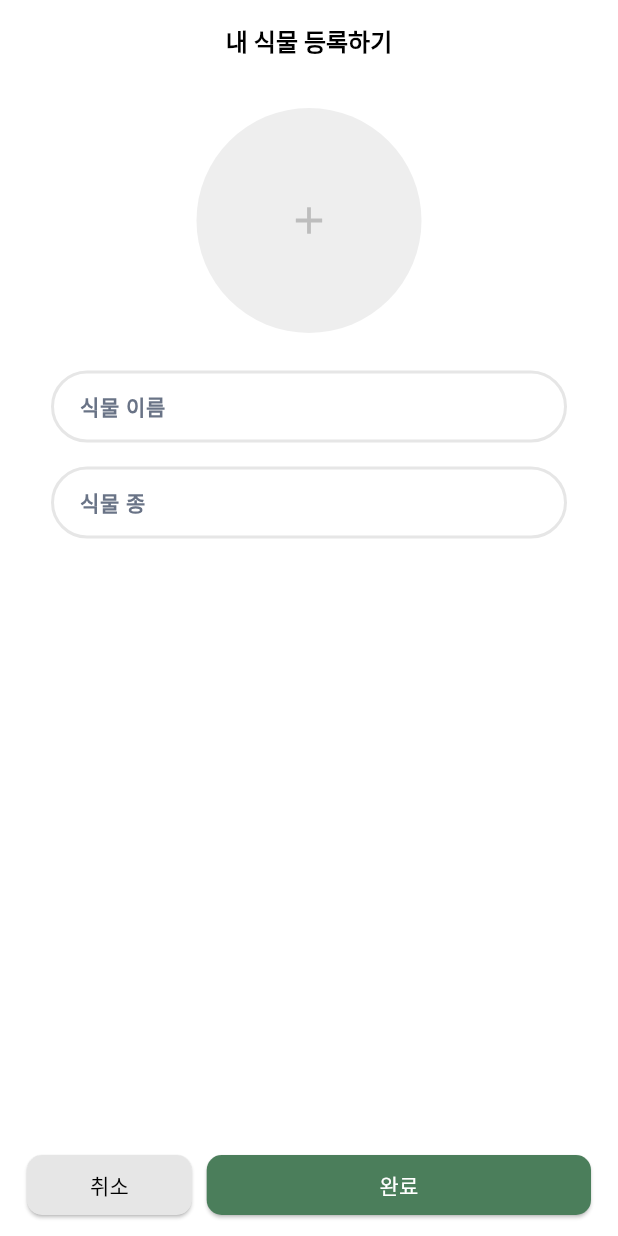
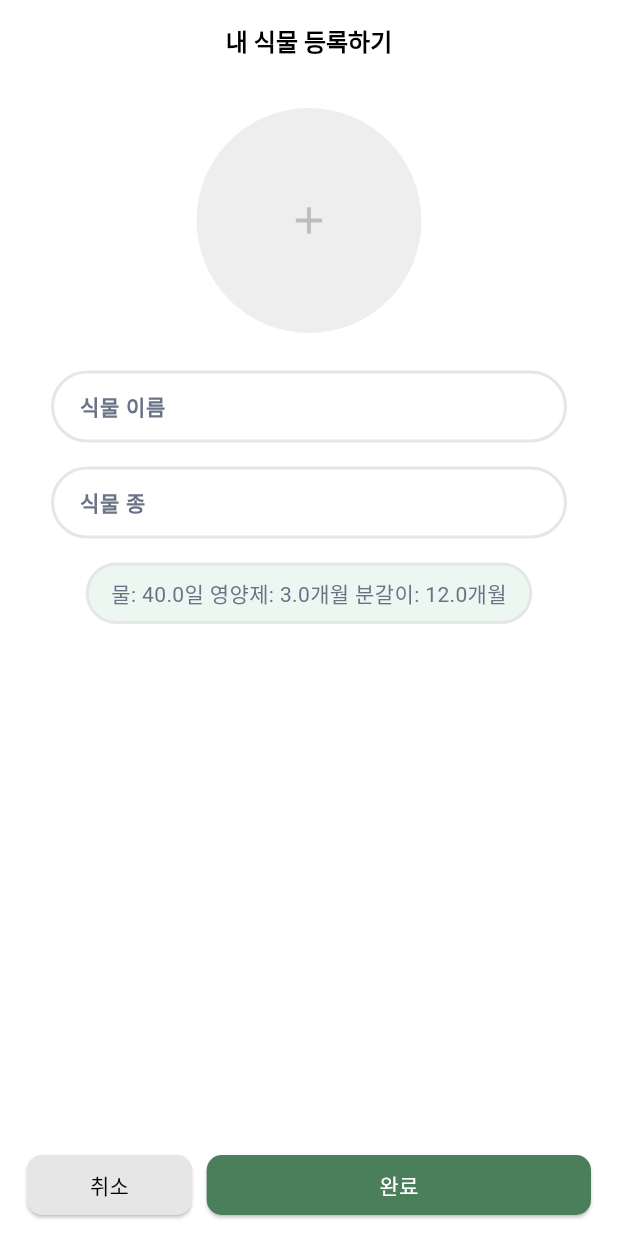
Before and after one commit to hansung-MobileCapstone/PlantyNote, a Flutter app: the screen it shows after launch, on a phone screen of 412 x 824 dp. Run offline on Flutter 3.47's test engine with Material 3 defaults, Android fonts, the phone set to English and light mode, and no system bars; our stand-ins replace carousel_slider, fluttertoast, go_router, image_picker; key blocks and very long unbroken strings in the code were emptied for the run.

Commit message:
feat/36: 물,영양제,분갈이주기 모달창

```diff
--- a/lib/screens/plants/my_plant_register_screen.dart
+++ b/lib/screens/plants/my_plant_register_screen.dart
@@ -20,9 +20,9 @@ class _MyPlantRegisterScreenState extends State<MyPlantRegisterScreen> {
   bool isError = false;
   bool isImageUploaded = false;
   // 초기값 설정
-  int waterCycle = 40; // 물 주기
-  int nutrientCycle = 3; // 영양제 주기
-  int repottingCycle = 12; // 분갈이 주기
+  double waterCycle = 40; // 물 주기
+  double fertilizerCycle = 3; // 영양제 주기
+  double repottingCycle = 12; // 분갈이 주기
 
   @override
   void dispose() {
@@ -70,6 +70,7 @@ class _MyPlantRegisterScreenState extends State<MyPlantRegisterScreen> {
                 const SizedBox(height: 16),
                 _plantSpeciesForm(), // 식물 종 입력폼
                 const SizedBox(height: 16),
+                _cycleModalButton(), // 주기설정 입력폼
               ],
             ),
           ),
@@ -126,13 +127,13 @@ class _MyPlantRegisterScreenState extends State<MyPlantRegisterScreen> {
         labelText: '식물 이름',
         hintText: '애칭을 정해주세요. (5자 이내)',
         labelStyle: TextStyle( // labelText 스타일
-          color: Color(0xFF697386), // labelText 색상 설정
-          fontSize: 14, // 글자 크기
-          fontWeight: FontWeight.bold, // 글자 굵기
+          color: Color(0xFF697386),
+          fontSize: 14,
+          fontWeight: FontWeight.bold,
         ),
         hintStyle: TextStyle( // hintText 스타일
-          color: Color(0xFFB3B3B3), // hintText 색상 설정
-          fontSize: 14, // 글자 크기
+          color: Color(0xFFB3B3B3),
+          fontSize: 14,
         ),
         border: OutlineInputBorder( // 기본 테두리
           borderRadius: BorderRadius.circular(50.0),
@@ -144,8 +145,8 @@ class _MyPlantRegisterScreenState extends State<MyPlantRegisterScreen> {
         focusedBorder: OutlineInputBorder( // 포커스
           borderRadius: BorderRadius.circular(50.0),
           borderSide: BorderSide(
-            color: Color(0xFF4B7E5B), // 포커스 시에도 회색 테두리
-            width: 2.0, // 두께를 더 두껍게 설정 가능
+            color: Color(0xFF4B7E5B),
+            width: 2.0,
           ),
         ),
         enabledBorder: OutlineInputBorder( // 비활성화
@@ -177,12 +178,12 @@ class _MyPlantRegisterScreenState extends State<MyPlantRegisterScreen> {
         labelText: '식물 종',
         hintText: '식물의 종을 입력하세요.',
         labelStyle: TextStyle( // labelText 스타일
-          color: Color(0xFF697386), // labelText 색상 설정
+          color: Color(0xFF697386),
           fontSize: 14, // 글자 크기
-          fontWeight: FontWeight.bold, // 글자 굵기
+          fontWeight: FontWeight.bold,
         ),
         hintStyle: TextStyle( // hintText 스타일
-          color: Color(0xFFB3B3B3), // hintText 색상 설정
+          color: Color(0xFFB3B3B3),
           fontSize: 14, // 글자 크기
         ),
         border: OutlineInputBorder( // 기본 테두리
@@ -196,7 +197,7 @@ class _MyPlantRegisterScreenState extends State<MyPlantRegisterScreen> {
           borderRadius: BorderRadius.circular(50.0),
           borderSide: BorderSide(
             color: Color(0xFF4B7E5B), // 포커스 시에도 회색 테두리
-            width: 2.0, // 두께를 더 두껍게 설정 가능
+            width: 2.0,
           ),
         ),
         enabledBorder: OutlineInputBorder( // 비활성화
@@ -217,6 +218,49 @@ class _MyPlantRegisterScreenState extends State<MyPlantRegisterScreen> {
         }
         return null;
       },
+    );
+  }
+
+  // 주기 모달창 버튼
+  Widget _cycleModalButton() {
+    return Center(
+      child: GestureDetector(
+        onTap: () {
+          showDialog(
+            context: context,
+            builder: (context) => CycleSettingModal( // 주기 모달창 호출
+              initialWaterCycle: waterCycle, // 물
+              initialFertilizerCycle: fertilizerCycle, // 영양체
+              initialRepottingCycle: repottingCycle, // 분갈이
+              onSave: (double newWaterCycle, double newFertilizerCycle, double newRepottingCycle) {
+                setState(() {
+                  waterCycle = newWaterCycle;
+                  fertilizerCycle = newFertilizerCycle;
+                  repottingCycle = newRepottingCycle;
+                });
+              },
+            ),
+          );
+        },
+        child: Container(
+          padding: const EdgeInsets.symmetric(vertical: 8, horizontal: 15),
+          decoration: BoxDecoration(
+            color: Color(0xFFECF7F2),
+            borderRadius: BorderRadius.circular(50),
+            border: Border.all(
+              color: Color(0xFFE6E6E6),
+              width: 2.0,
+            ),
+          ),
+          child: Text(
+            '물: $waterCycle일 영양제: $fertilizerCycle개월 분갈이: $repottingCycle개월',
+            style: const TextStyle(
+              fontSize: 14,
+              color: Color(0xFF697386),
+            ),
+          ),
+        ),
+      ),
     );
   }
 
```
Also changed, not shown: lib/screens/modals/cycle_setting_modal.dart (+123 -18 lines).
